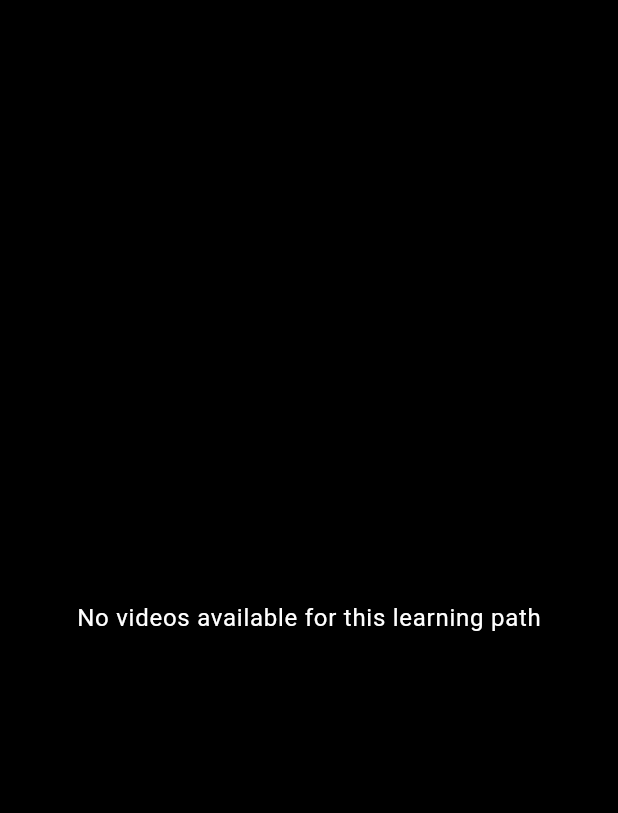
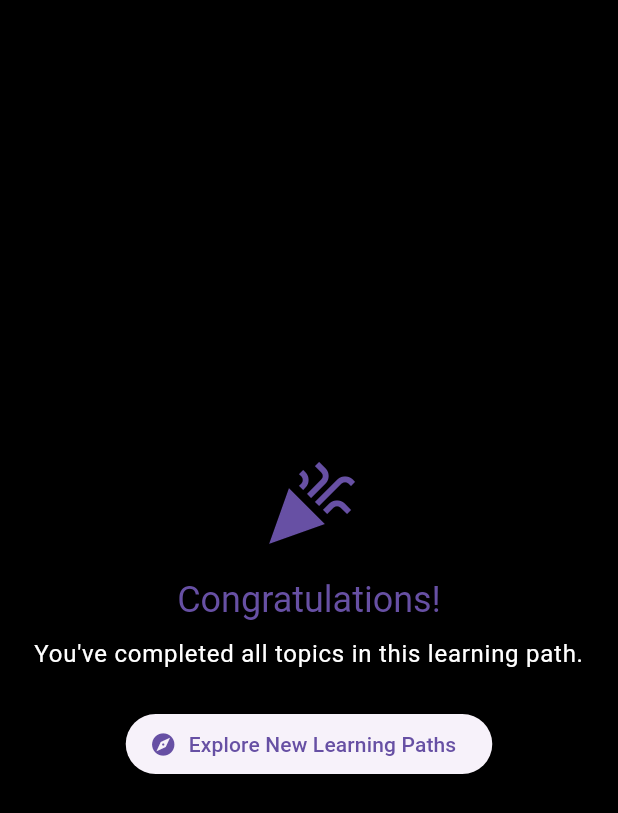
Before and after one commit to mediumPuppy/test, a Flutter app: the screen it shows once a user with an empty profile is signed in, on a phone screen of 412 x 824 dp. Shown: the top 813 px of the screen. Run offline on Flutter 3.47's test engine with Material 3 defaults, Android fonts, the light colour scheme and no system bars; our stand-ins replace cloud_firestore, firebase_auth, firebase_core, firebase_storage, image_picker, math_expressions and 1 more; accounts and stored records are empty.

Commit message:
video topic blah blah complete

```diff
--- a/lib/screens/feed_screen.dart
+++ b/lib/screens/feed_screen.dart
@@ -69,7 +69,8 @@ class _PathVideoFeedState extends State<_PathVideoFeed> {
           return Center(child: Text('Error: ${snapshot.error}'));
         }
 
-        if (snapshot.connectionState == ConnectionState.waiting) {
+        // Only show loading if we're waiting for the first data
+        if (snapshot.connectionState == ConnectionState.waiting && !snapshot.hasData) {
           print('Feed loading...');
           return const Center(child: CircularProgressIndicator());
         }
@@ -79,11 +80,38 @@ class _PathVideoFeedState extends State<_PathVideoFeed> {
 
         if (videos.isEmpty) {
           return Center(
-            child: Text(
-              'No videos available for this learning path',
-              style: Theme.of(context).textTheme.bodyLarge?.copyWith(
-                color: Colors.white,
-              ),
+            child: Column(
+              mainAxisAlignment: MainAxisAlignment.center,
+              children: [
+                Icon(
+                  Icons.celebration,
+                  size: 64,
+                  color: Theme.of(context).colorScheme.primary,
+                ),
+                const SizedBox(height: 16),
+                Text(
+                  'Congratulations!',
+                  style: Theme.of(context).textTheme.headlineSmall?.copyWith(
+                    color: Theme.of(context).colorScheme.primary,
+                  ),
+                ),
+                const SizedBox(height: 8),
+                Text(
+                  'You\'ve completed all topics in this learning path.',
+                  textAlign: TextAlign.center,
+                  style: Theme.of(context).textTheme.bodyLarge?.copyWith(
+                    color: Colors.white,
+                  ),
+                ),
+                const SizedBox(height: 24),
+                ElevatedButton.icon(
+                  onPressed: () {
+                    Navigator.pushNamed(context, '/learning_paths');
+                  },
+                  icon: const Icon(Icons.explore),
+                  label: const Text('Explore New Learning Paths'),
+                ),
+              ],
             ),
           );
         }
```
Also changed, not shown: lib/screens/topics_screen.dart (+11 -3 lines), lib/services/firestore_service.dart (+43 -46 lines), lib/services/learning_progress_service.dart (+7 -1 lines).
